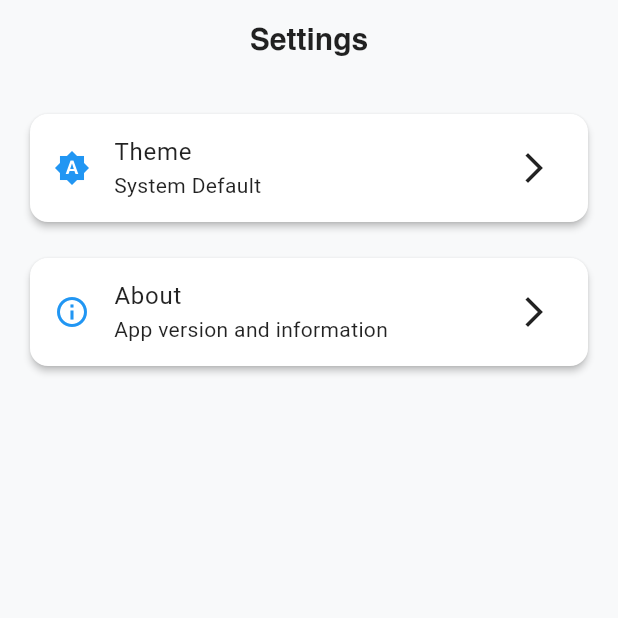
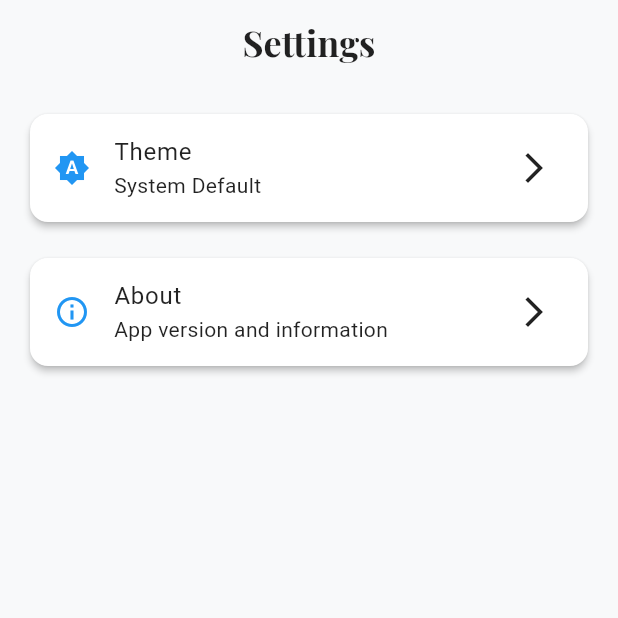
Before and after one commit to AndersonCorreya/movie_application, a Flutter app: the screen it shows after launch, item 4 of the bottom bar chosen, on a phone screen of 412 x 824 dp, the top half of it. Run offline on Flutter 3.47's test engine with Material 3 defaults, Android fonts, the phone set to English and light mode, and no system bars; our stand-ins replace cached_network_image, flutter_svg, hive, hive_flutter, shared_preferences; accounts and stored records are empty; network calls fail.

Commit message:
theme fixes

```diff
--- a/lib/View/home_page.dart
+++ b/lib/View/home_page.dart
@@ -39,15 +39,15 @@ class _MovieHomePageState extends State<MovieHomePage> {
   String _getAppBarTitle() {
     switch (_selectedIndex) {
       case 0:
-        return 'MyFlicks';
+        return 'MYFLICKS';
       case 1:
         return 'Search';
       case 2:
-        return 'Watchlist';
+        return 'MYFLICKS';
       case 3:
         return 'Settings';
       default:
-        return 'MyFlicks';
+        return 'MYFLICKS';
     }
   }
 
@@ -125,6 +125,7 @@ class _MovieHomePageState extends State<MovieHomePage> {
         ],
       ),
       appBar: AppBar(
+        scrolledUnderElevation: 0.0,
         backgroundColor: Colors.transparent,
         centerTitle: true,
         title: Text(_getAppBarTitle()),
@@ -132,9 +133,9 @@ class _MovieHomePageState extends State<MovieHomePage> {
           color:
               theme.appBarTheme.titleTextStyle?.color ??
               theme.colorScheme.onBackground,
-          fontSize: 20,
+          fontSize: 24,
           fontWeight: FontWeight.bold,
-          fontFamily: 'Helvetica',
+          fontFamily: 'Playair',
         ),
       ),
       body: IndexedStack(
@@ -355,9 +356,29 @@ class _MovieHomePageState extends State<MovieHomePage> {
         Expanded(
           child: Consumer<MovieProvider>(
             builder: (context, provider, child) {
+              // Show blank area when no search has been performed
+              if (provider.searchResults.isEmpty && !provider.isSearching) {
+                return Container(
+                  // This creates a blank area that takes up the remaining space
+                  color: Colors.transparent,
+                );
+              }
+
+              // Show loading indicator when searching
+              if (provider.isSearching) {
+                return Center(
+                  child: CircularProgressIndicator(
+                    valueColor: AlwaysStoppedAnimation<Color>(
+                      theme.colorScheme.primary,
+                    ),
+                  ),
+                );
+              }
+
+              // Show search results or "No movies found" only when there are search results
               return MovieGrid(
                 movies: provider.searchResults,
-                isLoading: provider.isSearching,
+                isLoading: false, // We already handled loading state above
                 heroTagPrefix: 'search',
                 onMovieTap: (movie) {
                   try {
--- a/lib/View/watchlist_page.dart
+++ b/lib/View/watchlist_page.dart
@@ -175,6 +175,7 @@ class _WatchlistPageState extends State<WatchlistPage> {
                     ),
                   ),
                   maxLines: 2,
+                  textCapitalization: TextCapitalization.sentences,
                 ),
               ],
             ),
@@ -572,9 +573,9 @@ class _WatchlistPageState extends State<WatchlistPage> {
                         ),
                         if (!isDefault) // Only show popup menu for non-default watchlists
                           PopupMenuButton<String>(
-                            icon: const Icon(
+                            icon: Icon(
                               Icons.more_vert,
-                              color: Colors.white70,
+                              color: theme.colorScheme.onSurface,
                             ),
                             onSelected: (value) {
                               if (value == 'edit') {
@@ -585,7 +586,7 @@ class _WatchlistPageState extends State<WatchlistPage> {
                             },
                             itemBuilder:
                                 (context) => [
-                                  const PopupMenuItem(
+                                  PopupMenuItem(
                                     value: 'edit',
                                     child: Row(
                                       children: [
--- a/lib/ViewModel/movie_provider.dart
+++ b/lib/ViewModel/movie_provider.dart
@@ -123,7 +123,7 @@ class MovieProvider extends ChangeNotifier {
   bool get hasMoreNowPlaying => _hasMoreNowPlaying;
 
   // API configuration from secrets
-  final String _apiKey = Secrets.movieApiKey;
+  final String _apiKey = 'b0ef6658940e112228613dffb70d5996';
   final String _baseUrl = Secrets.movieBaseUrl;
 
   // Initialize watchlist service
--- a/pubspec.yaml
+++ b/pubspec.yaml
@@ -98,6 +98,9 @@ flutter:
     - family: Helvetica
       fonts:
         - asset: assets/fonts/Helvetica-Bold.ttf
+    - family: Playair
+      fonts:
+        - asset: assets/fonts/PlayfairDisplay-Bold.ttf
 
   #
   # For details regarding fonts from package dependencies,
```
Also changed, not shown: assets/fonts/PlayfairDisplay-Bold.ttf (added), lib/View/about_information.dart (added).
